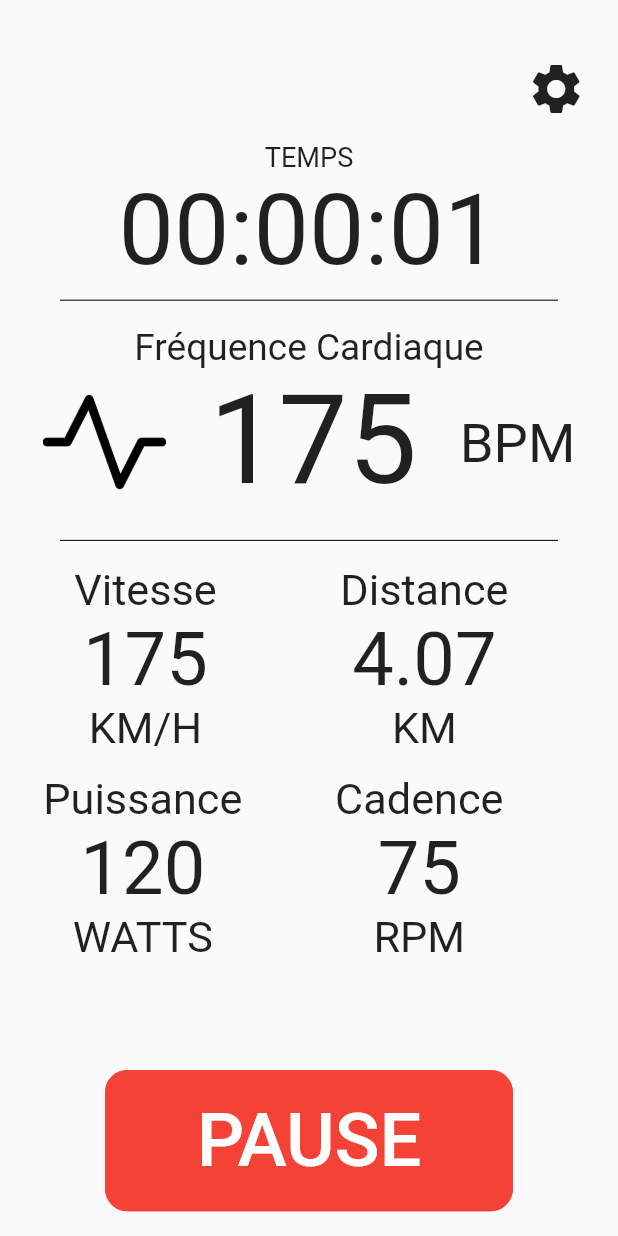
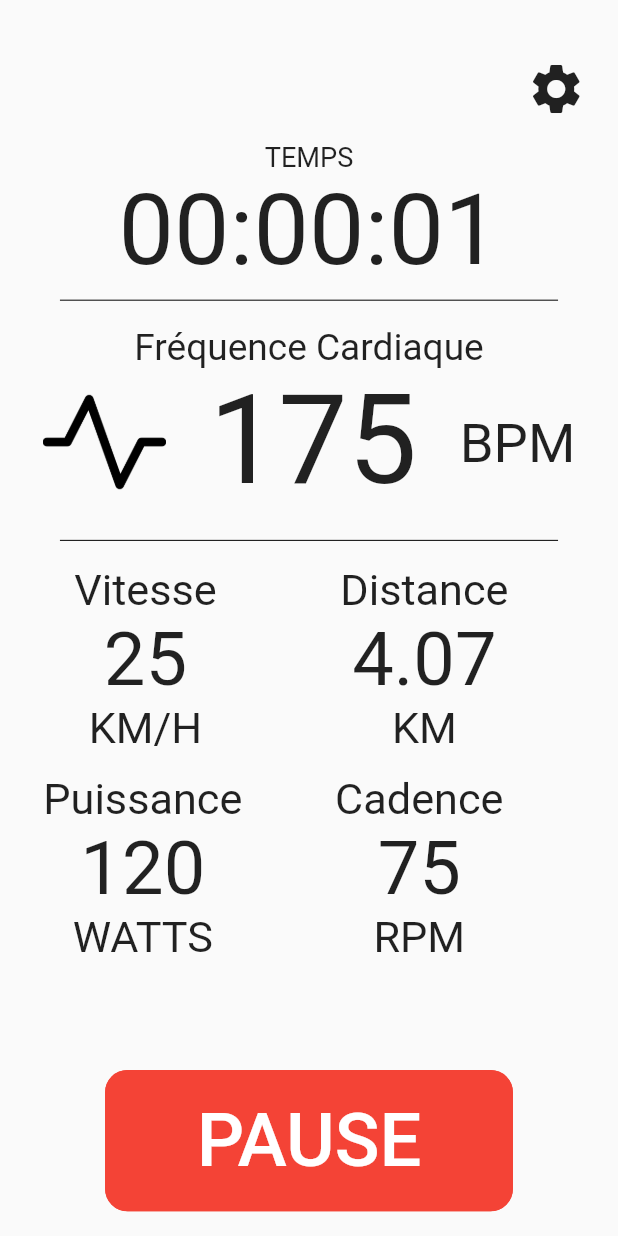
Before and after one commit to Bryan-Curt/BeMoovApp, a Flutter app: the InitSportifMonitoring screen opened by its route, on a phone screen of 412 x 824 dp. Run offline on Flutter 3.47's test engine with Material 2 defaults, Android fonts, the phone set to English and light mode, and no system bars; our stand-ins replace get_it, shared_preferences; missing offline and left inert: responsive_screen; accounts and stored records are empty.

Commit message:
personnalisation écran sportif v.3 :fire: fonctionnelle. Cepandant cela casse le responsive

```diff
--- a/000-initial/lib/ui/views/sportif_view.dart
+++ b/000-initial/lib/ui/views/sportif_view.dart
@@ -45,22 +45,18 @@ class SportifMonitoring extends State<InitSportifMonitoring> {
   String tlDataLabel;
   String tlDataValue;
   String tlDataUnit;
-  String tlDataImg;
 
   String trDataLabel;
   String trDataValue;
   String trDataUnit;
-  String trDataImg;
 
   String blDataLabel;
   String blDataValue;
   String blDataUnit;
-  String blDataImg;
 
   String brDataLabel;
   String brDataValue;
   String brDataUnit;
-  String brDataImg;
 
   final _scaffoldKey = GlobalKey<ScaffoldState>();
   bool flag = true;
@@ -163,27 +159,188 @@ class SportifMonitoring extends State<InitSportifMonitoring> {
           mainDataImg = "pedal.png";
         }
         break;
+      default:
+        {
+          mainDataLabel = "Fréquence Cardiaque";
+          mainDataValue = "175";
+          mainDataUnit = "BPM";
+          mainDataImg = "pulse.png";
+        }
     }
 
-    String tlDataLabel = "Vitesse";
-    String tlDataValue = "175";
-    String tlDataUnit = "KM/H";
-    String tlDataImg = "pulse.png";
+    switch (_dataMap[1]) {
+      case "BPM":
+        {
+          tlDataLabel = "Fréquence";
+          tlDataValue = "175";
+          tlDataUnit = "BPM";
+        }
+        break;
+      case "KMH":
+        {
+          tlDataLabel = "Vitesse";
+          tlDataValue = "25";
+          tlDataUnit = "KM/H";
+        }
+        break;
+      case "KM":
+        {
+          tlDataLabel = "Distance";
+          tlDataValue = "4.07";
+          tlDataUnit = "KM";
+        }
+        break;
+      case "WATTS":
+        {
+          tlDataLabel = "Puissance";
+          tlDataValue = "120";
+          tlDataUnit = "WATTS";
+        }
+        break;
+      case "RPM":
+        {
+          tlDataLabel = "Cadence";
+          tlDataValue = "75";
+          tlDataUnit = "RPM";
+        }
+        break;
+      default:
+        {
+          tlDataLabel = "Vitesse";
+          tlDataValue = "25";
+          tlDataUnit = "KM/H";
+        }
+    }
+    switch (_dataMap[2]) {
+      case "BPM":
+        {
+          trDataLabel = "Fréquence";
+          trDataValue = "175";
+          trDataUnit = "BPM";
+        }
+        break;
+      case "KMH":
+        {
+          trDataLabel = "Vitesse";
+          trDataValue = "25";
+          trDataUnit = "KM/H";
+        }
+        break;
+      case "KM":
+        {
+          trDataLabel = "Distance";
+          trDataValue = "4.07";
+          trDataUnit = "KM";
+        }
+        break;
+      case "WATTS":
+        {
+          trDataLabel = "Puissance";
+          trDataValue = "120";
+          trDataUnit = "WATTS";
+        }
+        break;
+      case "RPM":
+        {
+          trDataLabel = "Cadence";
+          trDataValue = "75";
+          trDataUnit = "RPM";
+        }
+        break;
+      default:
+        {
+          trDataLabel = "Distance";
+          trDataValue = "4.07";
+          trDataUnit = "KM";
+        }
+    }
+    switch (_dataMap[3]) {
+      case "BPM":
+        {
+          blDataLabel = "Fréquence";
+          blDataValue = "175";
+          blDataUnit = "BPM";
+        }
+        break;
+      case "KMH":
+        {
+          blDataLabel = "Vitesse";
+          blDataValue = "25";
+          blDataUnit = "KM/H";
+        }
+        break;
+      case "KM":
+        {
+          blDataLabel = "Distance";
+          blDataValue = "4.07";
+          blDataUnit = "KM";
+        }
+        break;
+      case "WATTS":
+        {
+          blDataLabel = "Puissance";
+          blDataValue = "120";
+          blDataUnit = "WATTS";
+        }
+        break;
+      case "RPM":
+        {
+          blDataLabel = "Cadence";
+          blDataValue = "75";
+          blDataUnit = "RPM";
+        }
+        break;
+      default:
+        {
+          blDataLabel = "Puissance";
+          blDataValue = "120";
+          blDataUnit = "WATTS";
+        }
+    }
 
-    String trDataLabel = "Distance";
-    String trDataValue = "4.07";
-    String trDataUnit = "KM";
-    String trDataImg = "pulse.png";
-
-    String blDataLabel = "Puissance";
-    String blDataValue = "120";
-    String blDataUnit = "WATTS";
-    String blDataImg = "pulse.png";
-
-    String brDataLabel = "Cadence";
-    String brDataValue = "75";
-    String brDataUnit = "RPM";
-    String brDataImg = "pulse.png";
+    switch (_dataMap[4]) {
+      case "BPM":
+        {
+          brDataLabel = "Fréquence";
+          brDataValue = "175";
+          brDataUnit = "BPM";
+        }
+        break;
+      case "KMH":
+        {
+          brDataLabel = "Vitesse";
+          brDataValue = "25";
+          brDataUnit = "KM/H";
+        }
+        break;
+      case "KM":
+        {
+          brDataLabel = "Distance";
+          brDataValue = "4.07";
+          brDataUnit = "KM";
+        }
+        break;
+      case "WATTS":
+        {
+          brDataLabel = "Puissance";
+          brDataValue = "120";
+          brDataUnit = "WATTS";
+        }
+        break;
+      case "RPM":
+        {
+          brDataLabel = "Cadence";
+          brDataValue = "75";
+          brDataUnit = "RPM";
+        }
+        break;
+      default:
+        {
+          brDataLabel = "Cadence";
+          brDataValue = "75";
+          brDataUnit = "RPM";
+        }
+    }
 
     dynamic screenHeight = MediaQuery.of(context).size.height;
     dynamic screenWidth = MediaQuery.of(context).size.width;
```
